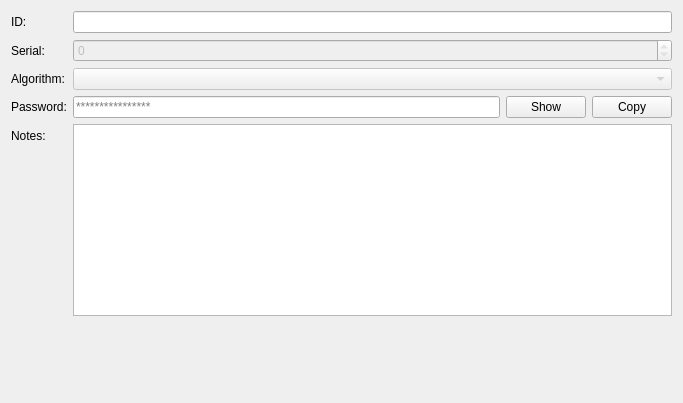
First picture: the form in src/PasswordPropsWidget.ui, repository dbear496/genpass-gui, before the edit.
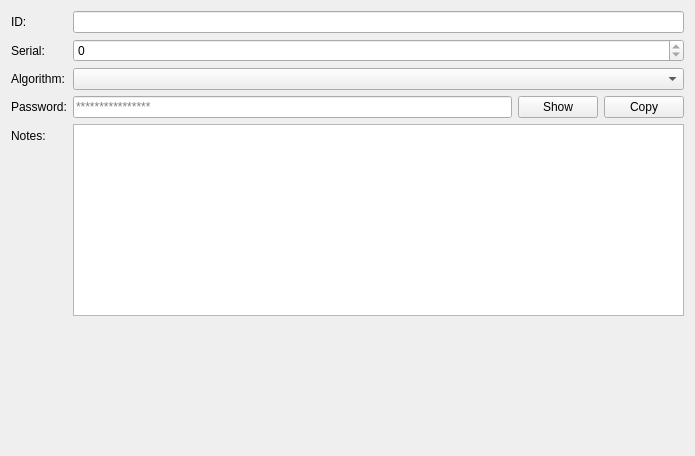
Second picture: the form after the edit.

What changed in the file:
```diff
--- a/src/PasswordPropsWidget.ui
+++ b/src/PasswordPropsWidget.ui
@@ -6,8 +6,8 @@
    <rect>
     <x>0</x>
     <y>0</y>
-    <width>683</width>
-    <height>403</height>
+    <width>695</width>
+    <height>456</height>
    </rect>
   </property>
   <property name="sizePolicy">
@@ -49,9 +49,6 @@
    </item>
    <item row="1" column="1">
     <widget class="QSpinBox" name="spinSerial">
-     <property name="enabled">
-      <bool>false</bool>
-     </property>
      <property name="readOnly">
       <bool>true</bool>
      </property>
@@ -75,9 +72,6 @@
    </item>
    <item row="2" column="1">
     <widget class="QComboBox" name="selectAlgo">
-     <property name="enabled">
-      <bool>false</bool>
-     </property>
      <property name="sizePolicy">
       <sizepolicy hsizetype="Preferred" vsizetype="Fixed">
        <horstretch>0</horstretch>
```
